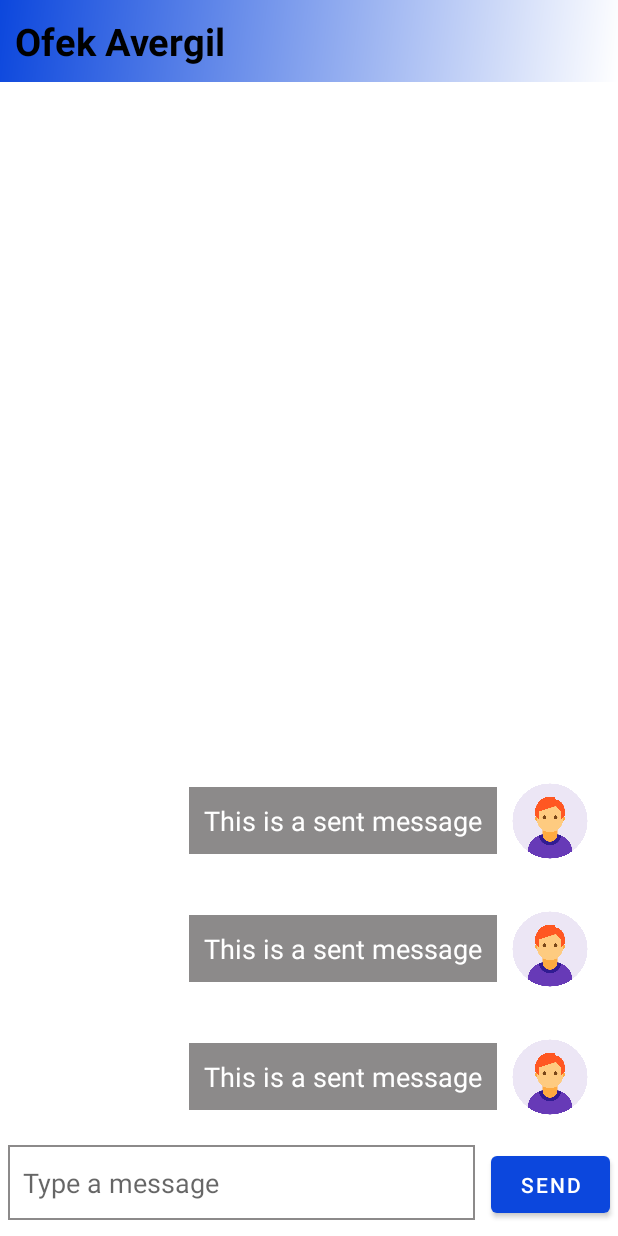
After one commit to hodamarr/ChatApp_Android, an Android app: the layout activity_chat.xml on its own in the app's theme, with its tools: preview values and no code run, on a phone screen of 412 x 824 dp. The commit adds this screen. Run offline under Robolectric (Android 15) with nearby library versions, the phone set to English and light mode, and no system bars.

Commit message:
messages ui

```diff
--- /dev/null
+++ b/app/src/main/res/drawable/message_box.xml
@@ -0,0 +1,4 @@
+<?xml version="1.0" encoding="utf-8"?>
+<shape xmlns:android="http://schemas.android.com/apk/res/android">
+    <stroke android:color="@color/light_grey" android:width="1dp"/>
+</shape>
--- /dev/null
+++ b/app/src/main/res/drawable/message_recieved.xml
@@ -0,0 +1,6 @@
+<?xml version="1.0" encoding="utf-8"?>
+<shape xmlns:android="http://schemas.android.com/apk/res/android"
+    android:shape="rectangle"
+    >
+    <solid android:color="@color/blue"/>
+</shape>
--- /dev/null
+++ b/app/src/main/res/drawable/message_sent.xml
@@ -0,0 +1,6 @@
+<?xml version="1.0" encoding="utf-8"?>
+<shape xmlns:android="http://schemas.android.com/apk/res/android"
+    android:shape="rectangle"
+    >
+    <solid android:color="@color/light_grey"/>
+</shape>
--- /dev/null
+++ b/app/src/main/res/layout/activity_chat.xml
@@ -0,0 +1,69 @@
+<?xml version="1.0" encoding="utf-8"?>
+<RelativeLayout xmlns:android="http://schemas.android.com/apk/res/android"
+    android:layout_width="match_parent"
+    android:layout_height="match_parent"
+    xmlns:tools="http://schemas.android.com/tools"
+    xmlns:app="http://schemas.android.com/apk/res-auto">
+
+    <LinearLayout
+        android:id="@+id/nameRow"
+        android:layout_width="match_parent"
+        android:layout_height="wrap_content"
+        android:layout_alignParentTop="true"
+        android:orientation="horizontal"
+        android:background="@drawable/gradient_background"
+        android:weightSum="100"
+
+        >
+
+        <TextView
+            android:layout_width="wrap_content"
+            android:layout_height="wrap_content"
+            android:layout_above="@+id/charRecyclerView"
+            tools:text="Ofek Avergil"
+            android:textColor="@color/black"
+            android:textSize="25dp"
+            android:textStyle="bold"
+            android:padding="10dp"
+            />
+    </LinearLayout>
+
+    <androidx.recyclerview.widget.RecyclerView
+        android:id="@+id/charRecyclerView"
+        android:layout_width="match_parent"
+        android:layout_height="wrap_content"
+        android:layout_above="@+id/linearLayout"
+        android:layout_under="@+id/nameRow"
+        tools:listitem="@layout/sent_message">
+
+    </androidx.recyclerview.widget.RecyclerView>
+
+    <LinearLayout
+        android:id="@+id/linearLayout"
+        android:layout_width="match_parent"
+        android:layout_height="wrap_content"
+        android:weightSum="100"
+        android:orientation="horizontal"
+        android:layout_marginBottom="5dp"
+        android:layout_alignParentBottom="true">
+
+        <EditText
+            android:id="@+id/messageBox"
+            android:layout_width="wrap_content"
+            android:layout_height="50dp"
+            android:hint="Type a message"
+            android:layout_margin="5dp"
+            android:paddingLeft="10dp"
+            android:background="@drawable/message_box"
+            android:layout_weight="90"/>
+
+        <Button
+            android:id="@+id/btnSend"
+            android:layout_width="60dp"
+            android:layout_height="50dp"
+            android:layout_margin="5dp"
+            android:text="@string/send"
+            android:layout_weight="10"/>
+
+    </LinearLayout>
+</RelativeLayout>
--- /dev/null
+++ b/app/src/main/res/layout/sent_message.xml
@@ -0,0 +1,41 @@
+<?xml version="1.0" encoding="utf-8"?>
+<RelativeLayout xmlns:android="http://schemas.android.com/apk/res/android"
+    android:layout_width="match_parent"
+    android:layout_height="wrap_content"
+    xmlns:tools="http://schemas.android.com/tools"
+
+    >
+
+    <LinearLayout
+        android:layout_width="wrap_content"
+        android:layout_height="wrap_content"
+        android:layout_alignParentRight="true"
+        android:layout_marginTop="5dp"
+        android:layout_marginRight="5dp"
+        android:padding="10dp"
+
+        android:orientation="horizontal">
+
+        <TextView
+            android:id="@+id/txt_sent_message"
+            android:layout_width="wrap_content"
+            android:layout_height="wrap_content"
+            android:layout_gravity="center"
+            android:layout_marginRight="5dp"
+            android:background="@drawable/message_sent"
+            android:padding="10dp"
+
+            android:textColor="@color/white"
+            android:textSize="18sp"
+            tools:text="This is a sent message" />
+
+
+        <ImageView
+            android:id="@+id/img_sent_message"
+            android:layout_width="60dp"
+            android:layout_height="60dp"
+            tools:src="@drawable/user" />
+
+    </LinearLayout>
+
+</RelativeLayout>
--- a/app/src/main/res/values/strings.xml
+++ b/app/src/main/res/values/strings.xml
@@ -12,4 +12,5 @@
     <string name="register">Create New Account</string>
     <string name="member">Already A Member? Login</string>
     <string name="welcome">Welcome Back!</string>
+    <string name="send">SEND</string>
 </resources>
```
Also changed, not shown: app/src/main/res/drawable/contact_background.xml (+4 -8 lines), app/src/main/res/layout/activity_chats.xml (+8 -3 lines), app/src/main/res/layout/recieved_message.xml (added, +40 -0 lines), app/src/main/res/drawable/user.png (added).
